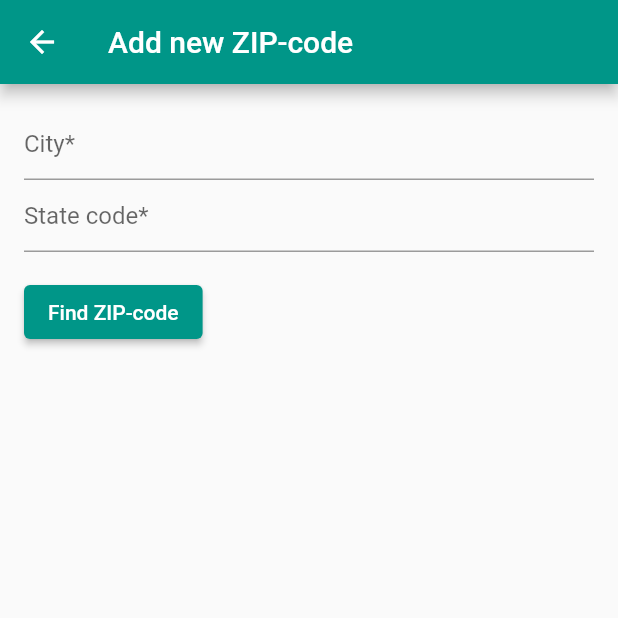
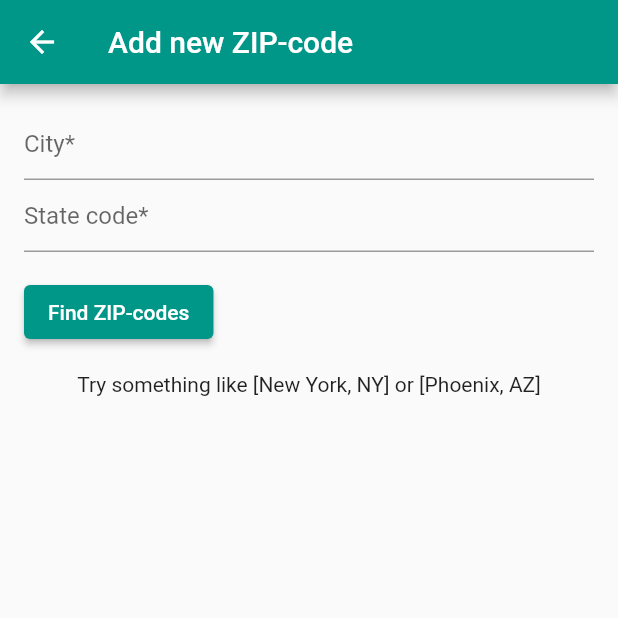
Before and after one commit to eug-vs/ziplock, a Flutter app: the FormPage screen opened directly, on a phone screen of 412 x 824 dp, the top half of it. Run offline on Flutter 3.47's test engine with Material 2 defaults, Android fonts, the light colour scheme and no system bars.

Commit message:
feat: display message if list is empty

```diff
--- a/lib/containers/FormPage/FormPage.dart
+++ b/lib/containers/FormPage/FormPage.dart
@@ -49,11 +49,11 @@ class _FormPageState extends State<FormPage> {
         child: Column(
           children: <Widget>[
             SearchForm(handleSubmit: fetchZipCodes),
-            Expanded(
+            _zipCodes.length > 0 ? Expanded(
               child: ListView(
                 children: _zipCodes.map((ZipCode zipCode) => ZipCodeCard(zipCode: zipCode)).toList()
               ),
-            )
+            ) : Text('Try something like [New York, NY] or [Phoenix, AZ]'),
           ]
         )
       ),
--- a/lib/containers/FormPage/SearchForm.dart
+++ b/lib/containers/FormPage/SearchForm.dart
@@ -57,7 +57,7 @@ class _SearchFormState extends State<SearchForm> {
                   widget.handleSubmit(cityController.text, stateCodeController.text);
                 }
               },
-              child: Text('Find ZIP-code'),
+              child: Text('Find ZIP-codes'),
             ),
           ),
         ],
```
